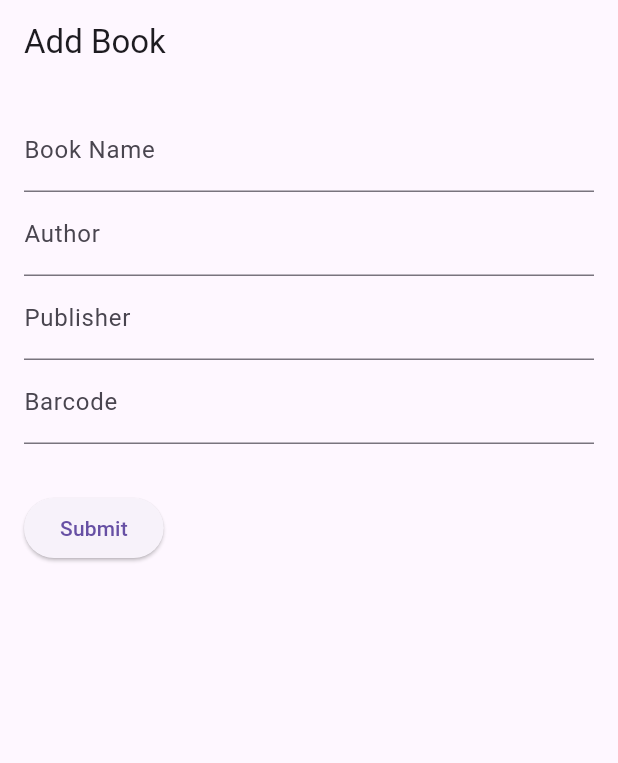
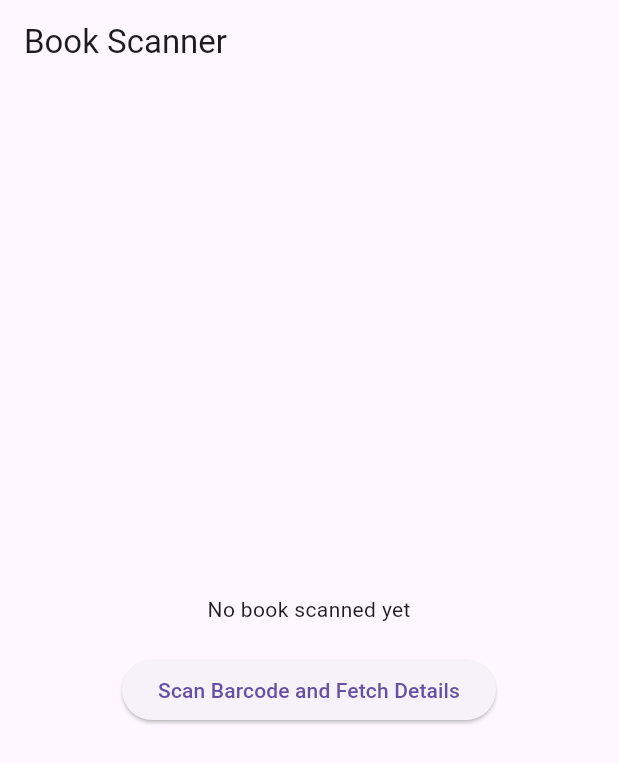
Before and after one commit to chethanprabhakar/minm, a Flutter app: the screen it shows after launch, on a phone screen of 412 x 824 dp. Shown: the top 763 px of the screen. Run offline on Flutter 3.47's test engine with Material 3 defaults, Android fonts, the phone set to English and light mode, and no system bars; missing offline and left inert: flutter_barcode_scanner.

```diff
--- a/lib/main.dart
+++ b/lib/main.dart
@@ -1,98 +1,78 @@
 import 'package:flutter/material.dart';
+import 'package:flutter_barcode_scanner/flutter_barcode_scanner.dart';
+import 'package:http/http.dart' as http;
+import 'dart:convert';
 
-void main() => runApp(const MyApp());
+void main() {
+  runApp(MyApp());
+}
 
 class MyApp extends StatelessWidget {
-  const MyApp({super.key});
-
   @override
   Widget build(BuildContext context) {
-    return const MaterialApp(
-      title: 'Books App',
-      home: MyHomePage(),
+    return MaterialApp(
+      home: HomePage(),
     );
   }
 }
 
-class MyHomePage extends StatefulWidget {
-  const MyHomePage({super.key});
-
+class HomePage extends StatefulWidget {
   @override
-  MyHomePageState createState() => MyHomePageState();
+  _HomePageState createState() => _HomePageState();
 }
 
-class MyHomePageState extends State<MyHomePage> {
-  final _formKey = GlobalKey<FormState>();
+class _HomePageState extends State<HomePage> {
+  String _bookDetails = 'No book scanned yet';
 
-  final _bookNameController = TextEditingController();
-  final _authorController = TextEditingController();
-  final _publisherController = TextEditingController();
-  final _barcodeController = TextEditingController();
+  Future<void> scanBarcodeAndFetchBookDetails() async {
+    // Step 1: Scan the barcode
+    String barcodeScanRes = await FlutterBarcodeScanner.scanBarcode(
+        "#ff6666", "Cancel", true, ScanMode.BARCODE);
+
+    if (!mounted) return;
+
+    if (barcodeScanRes == '-1') {
+      setState(() {
+        _bookDetails = 'Scanning Cancelled';
+      });
+      return;
+    }
+
+    // Step 2: Fetch book details
+    final String url =
+        'https://openlibrary.org/api/books?bibkeys=ISBN:$barcodeScanRes&format=json&jscmd=data';
+    final response = await http.get(Uri.parse(url));
+
+    if (response.statusCode == 200) {
+      Map<String, dynamic> data = json.decode(response.body);
+      setState(() {
+        _bookDetails = json.encode(
+            data['ISBN:$barcodeScanRes']); // Simple string representation
+      });
+    } else {
+      setState(() {
+        _bookDetails = 'Failed to load book details';
+      });
+    }
+  }
 
   @override
   Widget build(BuildContext context) {
     return Scaffold(
       appBar: AppBar(
-        title: const Text('Add Book'),
+        title: Text('Book Scanner'),
       ),
-      body: Padding(
-        padding: const EdgeInsets.all(16.0),
-        child: Form(
-          key: _formKey,
-          child: Column(
-            crossAxisAlignment: CrossAxisAlignment.start,
-            children: <Widget>[
-              TextFormField(
-                controller: _bookNameController,
-                decoration: const InputDecoration(labelText: 'Book Name'),
-                validator: (value) {
-                  if (value!.isEmpty) {
-                    return 'Please enter the book name';
-                  }
-                  return null;
-                },
-              ),
-              TextFormField(
-                controller: _authorController,
-                decoration: const InputDecoration(labelText: 'Author'),
-                validator: (value) {
-                  if (value!.isEmpty) {
-                    return 'Please enter the author';
-                  }
-                  return null;
-                },
-              ),
-              TextFormField(
-                controller: _publisherController,
-                decoration: const InputDecoration(labelText: 'Publisher'),
-                validator: (value) {
-                  if (value!.isEmpty) {
-                    return 'Please enter the publisher';
-                  }
-                  return null;
-                },
-              ),
-              TextFormField(
-                controller: _barcodeController,
-                decoration: const InputDecoration(labelText: 'Barcode'),
-                validator: (value) {
-                  if (value!.isEmpty) {
-                    return 'Please scan or enter the barcode';
-                  }
-                  return null;
-                },
-              ),
-              const SizedBox(height: 32),
-              ElevatedButton(
-                onPressed: () {
-                  if (_formKey.currentState!.validate()) {
-                    // Save book data
-                  }
-                },
-                child: const Text('Submit'),
-              ),
-            ],
-          ),
+      body: Center(
+        child: Column(
+          mainAxisAlignment: MainAxisAlignment.center,
+          children: <Widget>[
+            Text(_bookDetails),
+            SizedBox(height: 20),
+            ElevatedButton(
+              onPressed: scanBarcodeAndFetchBookDetails,
+              child: Text('Scan Barcode and Fetch Details'),
+            ),
+          ],
         ),
       ),
     );
```
Also changed, not shown: pubspec.yaml (+5 -5 lines), pubspec.lock, 8 other files.
